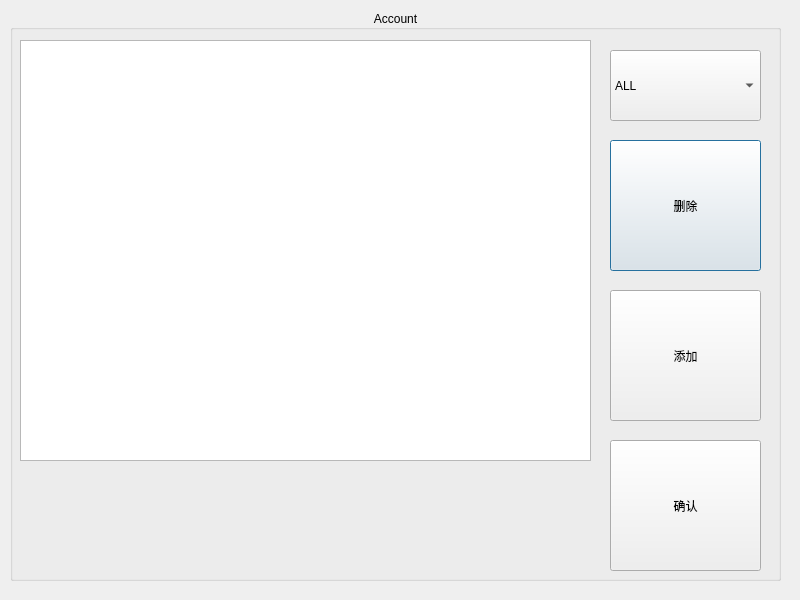
Before: the Qt Designer form editaccountwindow.ui in zhangzw16/Restaurant, drawn with Qt 5.
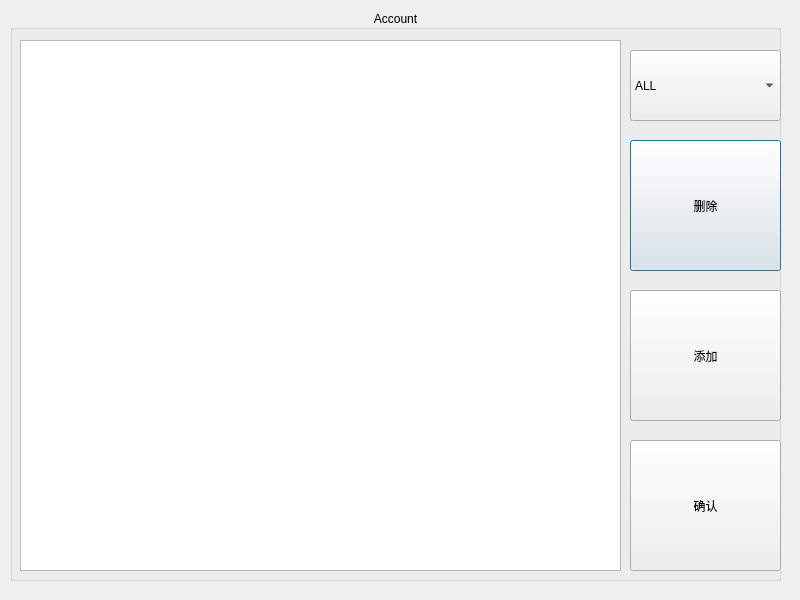
After: the same form once the commit is applied.

The edit to the form file:
```diff
--- a/editaccountwindow.ui
+++ b/editaccountwindow.ui
@@ -39,15 +39,15 @@
      <rect>
       <x>10</x>
       <y>30</y>
-      <width>571</width>
-      <height>421</height>
+      <width>601</width>
+      <height>531</height>
      </rect>
     </property>
    </widget>
    <widget class="QPushButton" name="deleteAccountBtn">
     <property name="geometry">
      <rect>
-      <x>600</x>
+      <x>620</x>
       <y>130</y>
       <width>151</width>
       <height>131</height>
@@ -60,7 +60,7 @@
    <widget class="QPushButton" name="addAccountBtn">
     <property name="geometry">
      <rect>
-      <x>600</x>
+      <x>620</x>
       <y>280</y>
       <width>151</width>
       <height>131</height>
@@ -73,7 +73,7 @@
    <widget class="QPushButton" name="submitBtn">
     <property name="geometry">
      <rect>
-      <x>600</x>
+      <x>620</x>
       <y>430</y>
       <width>151</width>
       <height>131</height>
@@ -86,7 +86,7 @@
    <widget class="QComboBox" name="comboBox">
     <property name="geometry">
      <rect>
-      <x>600</x>
+      <x>620</x>
       <y>40</y>
       <width>151</width>
       <height>71</height>
```
Left out of the diff: 10 changed lines with no effect on the pictures.
